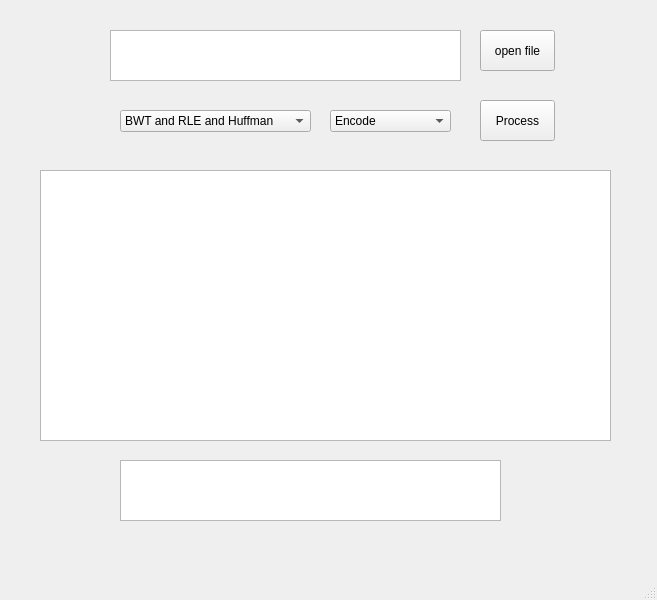
Above: main_window.ui from shayan-shm/BWT-RLE-Huffman-Compressor before the change. Below: the same form after it.
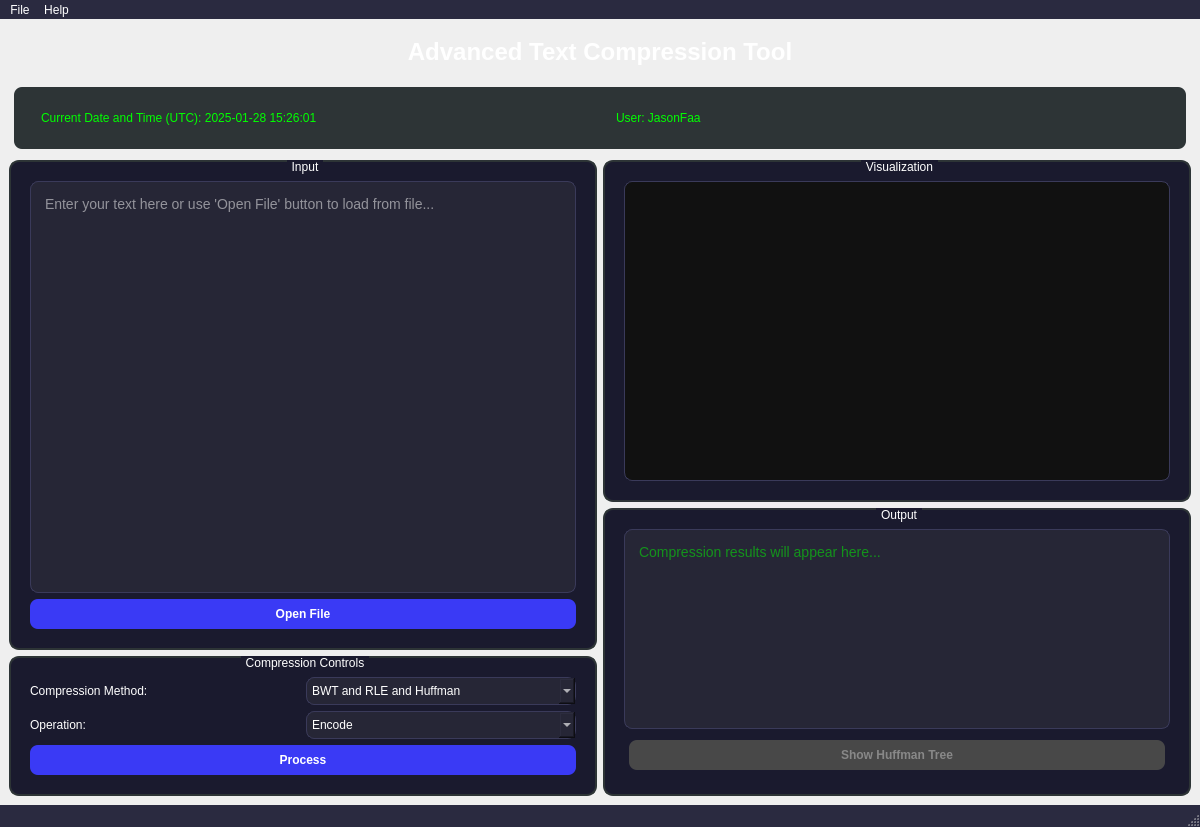
That is the form after the change.

Commit message:
Add Interaction Features & UI Improvements
- Add styles.qss for better design
- Fix datetime & user display bugs
- Add complete README.md
- Make visualization text selectable
- Add Huffman tree controls (zoom/pan)
- Update dark theme colors
- Clean up main window layout

```diff
--- a/main_window.ui
+++ b/main_window.ui
@@ -6,143 +6,538 @@
    <rect>
     <x>0</x>
     <y>0</y>
-    <width>657</width>
-    <height>600</height>
+    <width>1200</width>
+    <height>800</height>
    </rect>
   </property>
   <property name="windowTitle">
-   <string>MainWindow</string>
+   <string>Advanced Text Compression Tool</string>
   </property>
   <property name="styleSheet">
    <string notr="true"/>
   </property>
   <widget class="QWidget" name="centralwidget">
-   <widget class="QComboBox" name="method">
-    <property name="geometry">
-     <rect>
-      <x>120</x>
-      <y>110</y>
-      <width>191</width>
-      <height>22</height>
-     </rect>
-    </property>
+   <layout class="QVBoxLayout" name="mainLayout">
     <item>
-     <property name="text">
-      <string>BWT and RLE and Huffman</string>
-     </property>
+     <layout class="QVBoxLayout" name="headerLayout">
+      <item>
+       <widget class="QLabel" name="header_label">
+        <property name="styleSheet">
+         <string>font-size: 24px; font-weight: bold; color: #ffffff; margin: 10px;</string>
+        </property>
+        <property name="text">
+         <string>Advanced Text Compression Tool</string>
+        </property>
+        <property name="alignment">
+         <set>Qt::AlignCenter</set>
+        </property>
+       </widget>
+      </item>
+      <item>
+       <widget class="QFrame" name="info_frame">
+        <property name="styleSheet">
+         <string>
+          QFrame {
+           background-color: #2d3436;
+           border-radius: 8px;
+           padding: 5px;
+           margin: 5px;
+          }
+         </string>
+        </property>
+        <layout class="QHBoxLayout" name="info_layout">
+         <item>
+          <widget class="QLabel" name="datetime_label">
+           <property name="styleSheet">
+            <string>
+             QLabel {
+              color: #00ff00;
+              font-size: 12px;
+              font-family: 'Consolas';
+             }
+            </string>
+           </property>
+           <property name="text">
+            <string>Current Date and Time (UTC): 2025-01-28 15:26:01</string>
+           </property>
+          </widget>
+         </item>
+         <item>
+          <widget class="QLabel" name="user_label">
+           <property name="styleSheet">
+            <string>
+             QLabel {
+              color: #00ff00;
+              font-size: 12px;
+              font-family: 'Consolas';
+             }
+            </string>
+           </property>
+           <property name="text">
+            <string>User: JasonFaa</string>
+           </property>
+          </widget>
+         </item>
+        </layout>
+       </widget>
+      </item>
+     </layout>
     </item>
     <item>
-     <property name="text">
-      <string>BWT</string>
-     </property>
+     <layout class="QHBoxLayout" name="contentLayout">
+      <item>
+       <layout class="QVBoxLayout" name="leftPanelLayout">
+        <item>
+         <widget class="QGroupBox" name="input_group">
+          <property name="styleSheet">
+           <string>
+            QGroupBox {
+             background-color: #1a1a2e;
+             border: 2px solid #2d3436;
+             border-radius: 10px;
+             margin-top: 1ex;
+             padding: 10px;
+            }
+            QGroupBox::title {
+             color: #ffffff;
+             subcontrol-origin: margin;
+             subcontrol-position: top center;
+             padding: 0 3px;
+             background-color: #1a1a2e;
+            }
+           </string>
+          </property>
+          <property name="title">
+           <string>Input</string>
+          </property>
+          <layout class="QVBoxLayout" name="input_group_layout">
+           <item>
+            <widget class="QTextEdit" name="input">
+             <property name="minimumSize">
+              <size>
+               <width>400</width>
+               <height>200</height>
+              </size>
+             </property>
+             <property name="styleSheet">
+              <string>
+               QTextEdit {
+                background-color: #262636;
+                color: #ffffff;
+                border: 1px solid #3a3a5a;
+                border-radius: 8px;
+                padding: 10px;
+                font-family: 'Consolas';
+                font-size: 14px;
+               }
+              </string>
+             </property>
+             <property name="placeholderText">
+              <string>Enter your text here or use 'Open File' button to load from file...</string>
+             </property>
+            </widget>
+           </item>
+           <item>
+            <widget class="QPushButton" name="open_file_button">
+             <property name="styleSheet">
+              <string>
+               QPushButton {
+                background-color: #3a3af5;
+                color: white;
+                border: none;
+                border-radius: 8px;
+                padding: 8px 15px;
+                font-weight: bold;
+               }
+              </string>
+             </property>
+             <property name="text">
+              <string>Open File</string>
+             </property>
+            </widget>
+           </item>
+          </layout>
+         </widget>
+        </item>
+        <item>
+         <widget class="QGroupBox" name="control_group">
+          <property name="styleSheet">
+           <string>
+            QGroupBox {
+             background-color: #1a1a2e;
+             border: 2px solid #2d3436;
+             border-radius: 10px;
+             margin-top: 1ex;
+             padding: 10px;
+            }
+            QGroupBox::title {
+             color: #ffffff;
+             subcontrol-origin: margin;
+             subcontrol-position: top center;
+             padding: 0 3px;
+             background-color: #1a1a2e;
+            }
+           </string>
+          </property>
+          <property name="title">
+           <string>Compression Controls</string>
+          </property>
+          <layout class="QVBoxLayout" name="controlLayout">
+           <item>
+            <layout class="QGridLayout" name="options_layout">
+             <item row="0" column="0">
+              <widget class="QLabel" name="method_label">
+               <property name="styleSheet">
+                <string>color: #ffffff;</string>
+               </property>
+               <property name="text">
+                <string>Compression Method:</string>
+               </property>
+              </widget>
+             </item>
+             <item row="0" column="1">
+              <widget class="QComboBox" name="method">
+               <property name="styleSheet">
+                <string>
+                 QComboBox {
+                  background-color: #262636;
+                  color: #ffffff;
+                  border: 1px solid #3a3a5a;
+                  border-radius: 8px;
+                  padding: 5px;
+                 }
+                </string>
+               </property>
+               <item>
+                <property name="text">
+                 <string>BWT and RLE and Huffman</string>
+                </property>
+               </item>
+               <item>
+                <property name="text">
+                 <string>BWT</string>
+                </property>
+               </item>
+               <item>
+                <property name="text">
+                 <string>RLE</string>
+                </property>
+               </item>
+               <item>
+                <property name="text">
+                 <string>Huffman</string>
+                </property>
+               </item>
+              </widget>
+             </item>
+             <item row="1" column="0">
+              <widget class="QLabel" name="operation_label">
+               <property name="styleSheet">
+                <string>color: #ffffff;</string>
+               </property>
+               <property name="text">
+                <string>Operation:</string>
+               </property>
+              </widget>
+             </item>
+             <item row="1" column="1">
+              <widget class="QComboBox" name="operation">
+               <property name="styleSheet">
+                <string>
+                 QComboBox {
+                  background-color: #262636;
+                  color: #ffffff;
+                  border: 1px solid #3a3a5a;
+                  border-radius: 8px;
+                  padding: 5px;
+                 }
+                </string>
+               </property>
+               <item>
+                <property name="text">
+                 <string>Encode</string>
+                </property>
+               </item>
+               <item>
+                <property name="text">
+                 <string>Decode</string>
+                </property>
+               </item>
+               <item>
+                <property name="text">
+                 <string>Encode → Decode</string>
+                </property>
+               </item>
+              </widget>
+             </item>
+            </layout>
+           </item>
+           <item>
+            <widget class="QPushButton" name="process_button">
+             <property name="styleSheet">
+              <string>
+               QPushButton {
+                background-color: #3a3af5;
+                color: white;
+                border: none;
+                border-radius: 8px;
+                padding: 8px 15px;
+                font-weight: bold;
+               }
+              </string>
+             </property>
+             <property name="text">
+              <string>Process</string>
+             </property>
+            </widget>
+           </item>
+          </layout>
+         </widget>
+        </item>
+       </layout>
+      </item>
+      <item>
+       <layout class="QVBoxLayout" name="rightPanelLayout">
+        <item>
+         <widget class="QGroupBox" name="visualization_group">
+          <property name="styleSheet">
+           <string>
+            QGroupBox {
+             background-color: #1a1a2e;
+             border: 2px solid #2d3436;
+             border-radius: 10px;
+             margin-top: 1ex;
+             padding: 10px;
+            }
+            QGroupBox::title {
+             color: #ffffff;
+             subcontrol-origin: margin;
+             subcontrol-position: top center;
+             padding: 0 3px;
+             background-color: #1a1a2e;
+            }
+           </string>
+          </property>
+          <property name="title">
+           <string>Visualization</string>
+          </property>
+          <layout class="QVBoxLayout" name="visualization_layout">
+           <item>
+            <widget class="QGraphicsView" name="graphicsView">
+             <property name="minimumSize">
+              <size>
+               <width>500</width>
+               <height>300</height>
+              </size>
+             </property>
+             <property name="styleSheet">
+              <string>
+               QGraphicsView {
+                background-color: #111111;
+                border: 1px solid #3a3a5a;
+                border-radius: 8px;
+               }
+              </string>
+             </property>
+            </widget>
+           </item>
+          </layout>
+         </widget>
+        </item>
+        <item>
+         <widget class="QGroupBox" name="output_group">
+          <property name="styleSheet">
+           <string>
+            QGroupBox {
+             background-color: #1a1a2e;
+             border: 2px solid #2d3436;
+             border-radius: 10px;
+             margin-top: 1ex;
+             padding: 10px;
+            }
+            QGroupBox::title {
+             color: #ffffff;
+             subcontrol-origin: margin;
+             subcontrol-position: top center;
+             padding: 0 3px;
+             background-color: #1a1a2e;
+            }
+           </string>
+          </property>
+          <property name="title">
+           <string>Output</string>
+          </property>
+          <layout class="QVBoxLayout" name="output_layout">
+           <item>
+            <widget class="QTextEdit" name="output">
+             <property name="minimumSize">
+              <size>
+               <width>500</width>
+               <height>200</height>
+              </size>
+             </property>
+             <property name="styleSheet">
+              <string>
+               QTextEdit {
+                background-color: #262636;
+                color: #00ff00;
+                border: 1px solid #3a3a5a;
+                border-radius: 8px;
+                padding: 10px;
+                font-family: 'Consolas';
+                font-size: 14px;
+                line-height: 1.5;
+               }
+              </string>
+             </property>
+             <property name="readOnly">
+              <bool>true</bool>
+             </property>
+             <property name="placeholderText">
+              <string>Compression results will appear here...</string>
+             </property>
+            </widget>
+           </item>
+           <item>
+            <widget class="QPushButton" name="show_huffman_tree_button">
+             <property name="enabled">
+              <bool>false</bool>
+             </property>
+             <property name="styleSheet">
+              <string>
+               QPushButton {
+                background-color: #2d5a27;
+                color: white;
+                border: none;
+                border-radius: 8px;
+                padding: 8px 15px;
+                margin: 5px;
+                font-weight: bold;
+               }
+               QPushButton:disabled {
+                background-color: #484848;
+                color: #888888;
+               }
+              </string>
+             </property>
+             <property name="text">
+              <string>Show Huffman Tree</string>
+             </property>
+            </widget>
+           </item>
+          </layout>
+         </widget>
+        </item>
+       </layout>
+      </item>
+     </layout>
     </item>
-    <item>
-     <property name="text">
-      <string>RLE</string>
-     </property>
-    </item>
-    <item>
-     <property name="text">
-      <string>Huffman</string>
-     </property>
-    </item>
-   </widget>
-   <widget class="QTextEdit" name="input">
-    <property name="geometry">
-     <rect>
-      <x>110</x>
-      <y>30</y>
-      <width>351</width>
-      <height>51</height>
-     </rect>
-    </property>
-   </widget>
-   <widget class="QTextEdit" name="output">
-    <property name="geometry">
-     <rect>
-      <x>120</x>
-      <y>460</y>
-      <width>381</width>
-      <height>61</height>
-     </rect>
-    </property>
-   </widget>
-   <widget class="QPushButton" name="process_button">
-    <property name="geometry">
-     <rect>
-      <x>480</x>
-      <y>100</y>
-      <width>75</width>
-      <height>41</height>
-     </rect>
-    </property>
-    <property name="text">
-     <string>Process</string>
-    </property>
-   </widget>
-   <widget class="QGraphicsView" name="graphicsView">
-    <property name="geometry">
-     <rect>
-      <x>40</x>
-      <y>170</y>
-      <width>571</width>
-      <height>271</height>
-     </rect>
-    </property>
-    <property name="alignment">
-     <set>Qt::AlignLeading|Qt::AlignLeft|Qt::AlignTop</set>
-    </property>
-   </widget>
-   <widget class="QComboBox" name="operation">
-    <property name="geometry">
-     <rect>
-      <x>330</x>
-      <y>110</y>
-      <width>121</width>
-      <height>22</height>
-     </rect>
-    </property>
-    <item>
-     <property name="text">
-      <string>Encode</string>
-     </property>
-    </item>
-    <item>
-     <property name="text">
-      <string>Decode</string>
-     </property>
-    </item>
-    <item>
-     <property name="text">
-      <string>Encode → Decode</string>
-     </property>
-    </item>
-   </widget>
-   <widget class="QPushButton" name="open_file_button">
-    <property name="geometry">
-     <rect>
-      <x>480</x>
-      <y>30</y>
-      <width>75</width>
-      <height>41</height>
-     </rect>
-    </property>
-    <property name="text">
-     <string>open file</string>
-    </property>
-   </widget>
+   </layout>
+  </widget>
+  <widget class="QStatusBar" name="statusbar">
+   <property name="styleSheet">
+    <string>
+     QStatusBar {
+      background-color: #2a2a40;
+      color: #ffffff;
+     }
+    </string>
+   </property>
   </widget>
   <widget class="QMenuBar" name="menubar">
    <property name="geometry">
     <rect>
      <x>0</x>
      <y>0</y>
-     <width>657</width>
+     <width>1200</width>
      <height>21</height>
     </rect>
    </property>
+   <property name="styleSheet">
+    <string>
+     QMenuBar {
+      background-color: #2a2a40;
+      color: #ffffff;
+     }
+     QMenuBar::item {
+      background-color: transparent;
+     }
+     QMenuBar::item:selected {
+      background-color: #3a3a5a;
+     }
+    </string>
+   </property>
+   <widget class="QMenu" name="menuFile">
+    <property name="title">
+     <string>File</string>
+    </property>
+    <addaction name="actionOpen"/>
+    <addaction name="actionSave"/>
+    <addaction name="separator"/>
+    <addaction name="actionExit"/>
+   </widget>
+   <widget class="QMenu" name="menuHelp">
+    <property name="title">
+     <string>Help</string>
+    </property>
+    <addaction name="actionAbout"/>
+    <addaction name="actionDocumentation"/>
+   </widget>
+   <addaction name="menuFile"/>
+   <addaction name="menuHelp"/>
   </widget>
-  <widget class="QStatusBar" name="statusbar"/>
+  <action name="actionOpen">
+   <property name="text">
+    <string>Open</string>
+   </property>
+   <property name="statusTip">
+    <string>Open a file</string>
+   </property>
+   <property name="shortcut">
+    <string>Ctrl+O</string>
+   </property>
+  </action>
+  <action name="actionSave">
+   <property name="text">
+    <string>Save</string>
+   </property>
+   <property name="statusTip">
+    <string>Save the output to a file</string>
+   </property>
+   <property name="shortcut">
+    <string>Ctrl+S</string>
+   </property>
+  </action>
+  <action name="actionExit">
+   <property name="text">
+    <string>Exit</string>
+   </property>
+   <property name="statusTip">
+    <string>Exit the application</string>
+   </property>
+   <property name="shortcut">
+    <string>Ctrl+Q</string>
+   </property>
+  </action>
+  <action name="actionAbout">
+   <property name="text">
+    <string>About</string>
+   </property>
+   <property name="statusTip">
+    <string>About this application</string>
+   </property>
+  </action>
+  <action name="actionDocumentation">
+   <property name="text">
+    <string>Documentation</string>
+   </property>
+   <property name="statusTip">
+    <string>View documentation</string>
+   </property>
+   <property name="shortcut">
+    <string>F1</string>
+   </property>
+  </action>
  </widget>
  <resources/>
  <connections/>
```
The commit also changes 5 other files.
